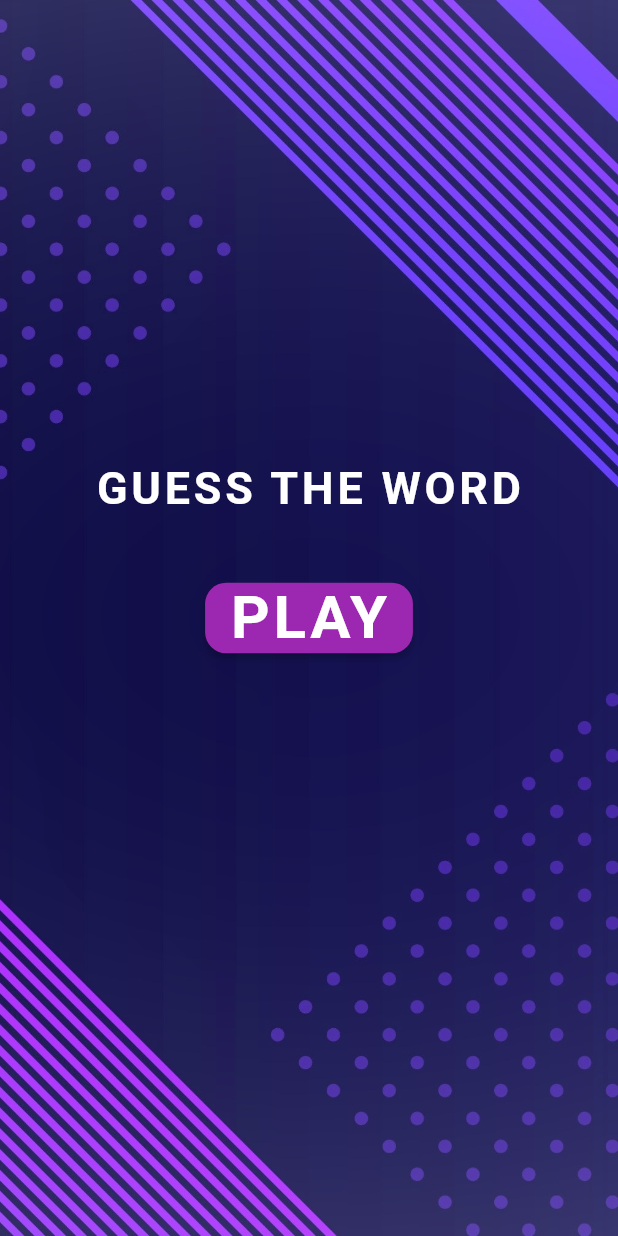
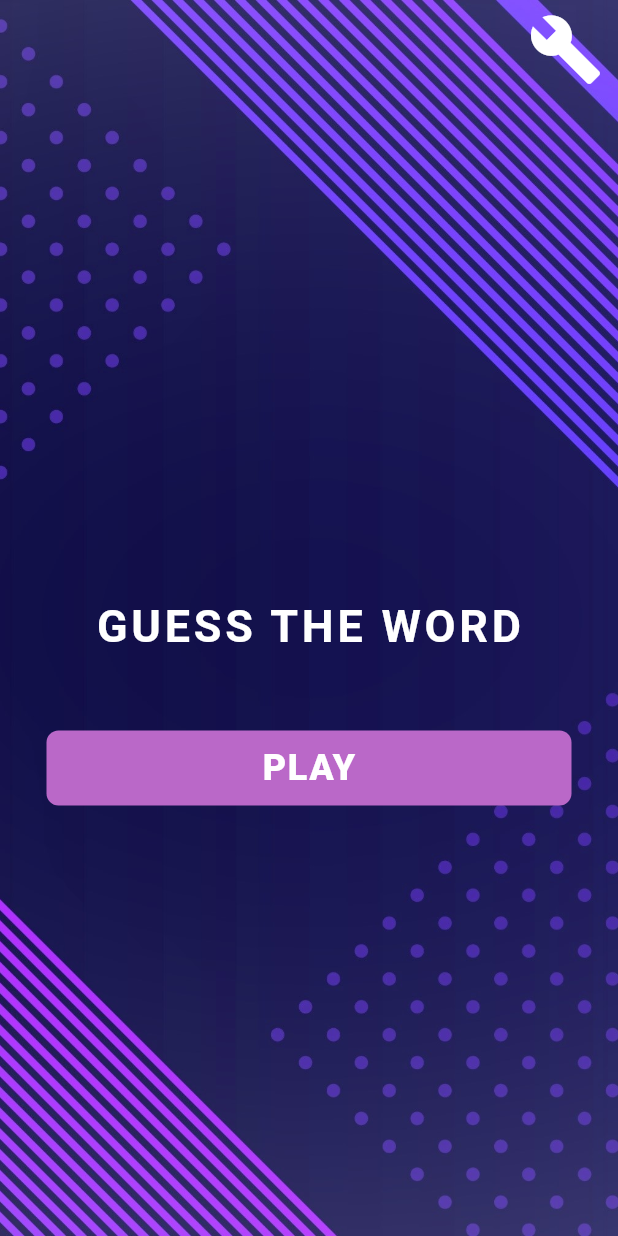
Before and after one commit to indikaNK/GuessTheWord_2021_CTSE, a Flutter app: the screen it shows after launch, on a phone screen of 412 x 824 dp. Run offline on Flutter 3.47's test engine with Material 2 defaults, Android fonts, the phone set to English and light mode, and no system bars; our stand-ins replace lottie.

Commit message:
Added new classes , added a setting icon to main UI

```diff
--- /dev/null
+++ b/lib/customButton/custom_raisedButton.dart
@@ -0,0 +1,52 @@
+import 'package:flutter/material.dart';
+
+class CustomButtonRaised extends StatelessWidget {
+  final GestureTapCallback onTap;
+
+  final Color color;
+  final String text;
+  final bool isEnable;
+  final double fontSize;
+  final double width;
+  final double height;
+  final Color fontColor;
+
+  CustomButtonRaised(
+      {@required this.text,
+        @required this.onTap,
+        this.color,
+        this.width,
+        this.fontSize,
+        this.height,
+        this.fontColor,
+        this.isEnable = true});
+
+  @override
+  Widget build(BuildContext context) {
+    return InkWell(
+      onTap: () {
+        FocusScope.of(context).requestFocus(new FocusNode());
+        onTap();
+      },
+      child: Container(
+        alignment: Alignment.center,
+        height: height ?? 30,
+        width: width ?? MediaQuery.of(context).size.width,
+        decoration: BoxDecoration(
+            borderRadius: BorderRadius.circular(8),
+            gradient: LinearGradient(colors: [
+              color?? Color.fromRGBO(255, 186, 114, 1),
+              color??Color.fromRGBO(255, 177, 115, 0.8),
+            ])),
+        child: Text(
+          text.toUpperCase(),
+          style:TextStyle(
+              color: fontColor ?? Colors.black,
+              fontSize: fontSize ?? 14,
+              letterSpacing: 1,
+              fontWeight: FontWeight.w900),
+        ),
+      ),
+    );
+  }
+}
--- a/lib/main.dart
+++ b/lib/main.dart
@@ -1,4 +1,5 @@
 import 'package:flutter/material.dart';
+import 'package:guesstheword/screens/questions.dart';
 import 'package:guesstheword/screens/splash.dart';
 import 'screens/Home.dart';
 import 'screens/demo.dart';
@@ -8,16 +9,15 @@ void main() {
 }
 
 class MyApp extends StatelessWidget {
-
   @override
   Widget build(BuildContext context) {
     return MaterialApp(
-      // initialRoute: "/home",
+      // initialRoute: "/list",
       routes: {
-        // '/':(context)=>Loading();
-      "/home":(context)=>HOME(),
-      "/splash":(context)=>splashscreen()
-      // "/demo":(context)=>Demo()
+        '/list': (context) => QuestionList(),
+        "/home": (context) => HOME(),
+        "/splash": (context) => splashscreen()
+        // "/demo":(context)=>Demo()
       },
       title: '',
       theme: ThemeData(
--- a/lib/screens/Home.dart
+++ b/lib/screens/Home.dart
@@ -1,5 +1,7 @@
 import 'package:flutter/cupertino.dart';
 import 'package:flutter/material.dart';
+import 'package:guesstheword/customButton/custom_raisedButton.dart';
+import 'package:guesstheword/screens/questions.dart';
 import 'package:guesstheword/screens/splash.dart';
 
 class HOME extends StatelessWidget {
@@ -14,33 +16,28 @@ class HOME extends StatelessWidget {
                 image: DecorationImage(
                     image: AssetImage('assets/bodybg.jpg'), fit: BoxFit.cover)),
           ),
-        Center(
-          child: RaisedButton(
-
-            shape: RoundedRectangleBorder(
-              borderRadius: BorderRadius.circular(14)
+          Container(
+              alignment: Alignment.center,
+              child: Padding(
+                padding: const EdgeInsets.only(top: 200.0),
+                child: CustomButtonRaised(
+                  text: 'PLAY',
+                  onTap: () {
+                    print('play button presesd');
+                    Navigator.of(context).pushReplacement(
+                        MaterialPageRoute(builder: (context) => splashscreen()));
+                  },
+                  color: Colors.purple[300],
+                  height: 50,
+                  width: 350,
+                  fontColor: Colors.white,
+                  fontSize: 24,
                 ),
-            onPressed: () {
-              print('play button presesd');
-              Navigator.of(context).pushReplacement(MaterialPageRoute(builder: (context)=> splashscreen()));
-            },
-            color: Colors.purple,
-            child: Text(
-              "PLAY",
-              style: TextStyle(
-                  fontSize: 40,
-                  color: Colors.white,
-                  fontWeight: FontWeight.bold,
-                  letterSpacing: 2.5),
-            ),
-          ),
-        ),
-        Padding(
-          padding: const EdgeInsets.only(top:300),
-          child: Container(
+              )),
+          Container(
             alignment: Alignment.topCenter,
             child: Padding(
-              padding: const EdgeInsets.all(8.0),
+              padding: const EdgeInsets.only(top: 400.0),
               child: Text(
                 "GUESS THE WORD",
                 style: TextStyle(
@@ -51,9 +48,40 @@ class HOME extends StatelessWidget {
               ),
             ),
           ),
+          Container(
+            alignment: Alignment.topRight,
+            child: SafeArea(
+              minimum: const EdgeInsets.only(right: 20.0),
+              child: IconButton(
+                onPressed: () {
+                  Navigator.of(context).push(
+                      MaterialPageRoute(builder: (context) => QuestionList()));
+                  print("setting icon clicked");
+                },
+                icon: Icon(
+                  Icons.build,
+                  size: 50,
+                  color: Colors.white,
+                ),
+                // icon: Icons.account_tree_outlined,
+                // icon: Icons.app_registration,
+                // icon: Icons.apps_sharp,
+                // icon: Icons.build,
+              ),
+            ),
+          ),
+        ],
       )
 
-      ],
-    ));
+      );
+
+
+
+
+
+    //
+
+
+
   }
 }
```
Also changed, not shown: lib/screens/questions.dart (added, +66 -0 lines), assets/bodybg_dark.jpg (added). Lines whose indentation alone changed are shown as unchanged.
